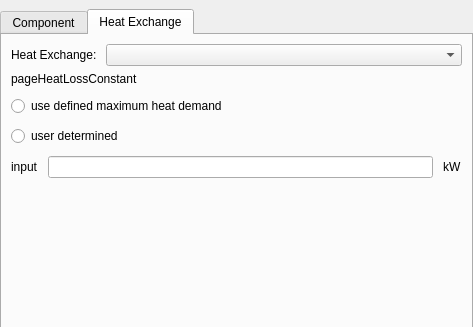
Qt form SIM-VICUS/src/SVNetworkComponentEditWidget.ui (Brockaaa/SIM-VICUS) before a commit; both pictures show x 0 to 473 and y 0 to 327 of the 473 by 1065 pixel window.
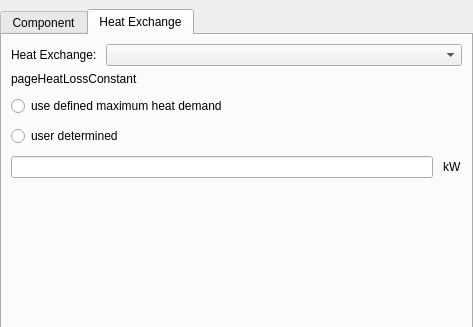
The same form after that commit. The open tabs and pages were chosen to show the change. Icons and pictures are not drawn. Custom widgets are drawn as their Qt base class.

Commit message: added parts of new datastructure for HeatExchange

Diff of the .ui file:
```diff
--- a/SIM-VICUS/src/SVNetworkComponentEditWidget.ui
+++ b/SIM-VICUS/src/SVNetworkComponentEditWidget.ui
@@ -721,15 +721,9 @@
            <item>
             <layout class="QHBoxLayout" name="horizontalLayoutPageHeatLossConstantUser">
              <item>
-              <widget class="QLabel" name="labelHeatLossConstantUser">
-               <property name="text">
-                <string>input</string>
-               </property>
+              <widget class="QtExt::ValidatingLineEdit" name="lineEditHeatLossConstantUser">
               </widget>
              </item>
-             <item>
-              <widget class="QLineEdit" name="lineEdit"/>
-             </item>
              <item>
               <widget class="QLabel" name="labelHeatLossConstantUserUnit">
                <property name="text">
@@ -982,6 +976,14 @@
    <header>qwt_plot.h</header>
    <container>1</container>
   </customwidget>
+  <customwidget>
+   <class>QtExt::ValidatingLineEdit</class>
+   <extends>QLineEdit</extends>
+   <header location="global">QtExt_ValidatingLineEdit.h</header>
+   <slots>
+    <signal>editingFinishedSuccessfully()</signal>
+   </slots>
+  </customwidget>
  </customwidgets>
  <resources/>
  <connections/>
```
Left out of the diff: 8 changed lines with no effect on the pictures. The commit also changes 8 other files.
